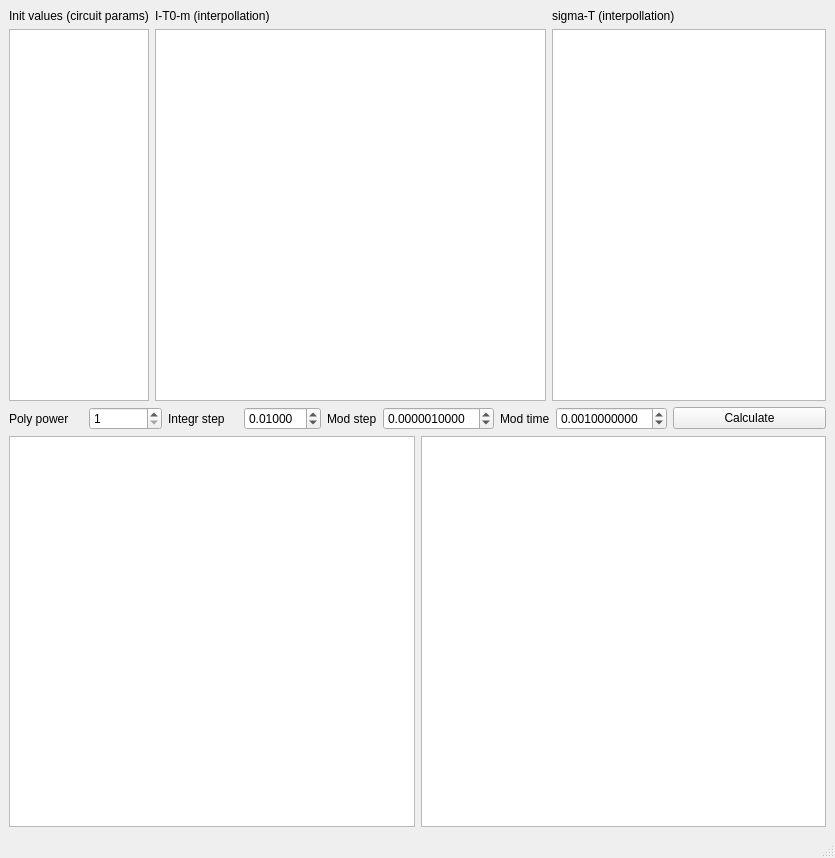
kirpitcheq/CalcAlgs_Mod_Grad, file ModGrad/lw2_ODE_RungeAll/mod_lw2_QtGUI/mainwindow.ui: the form before one commit.
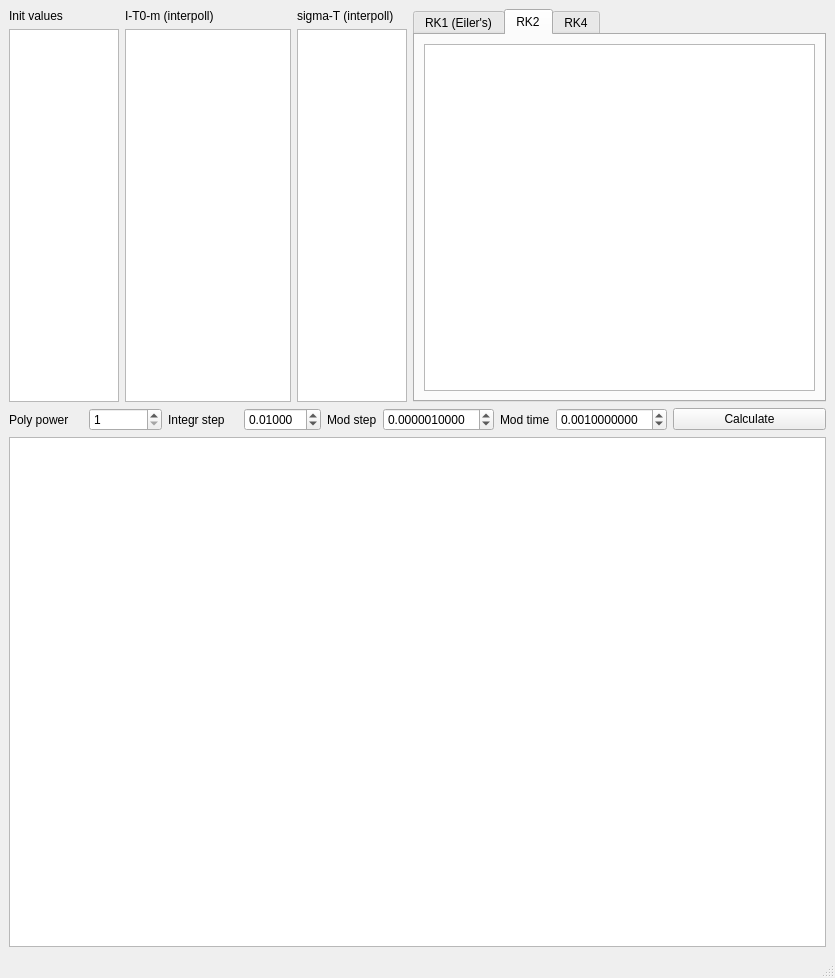
The form after the commit. Custom widgets are drawn as their Qt base class.

Commit message: [ModGrad][lw2][QtGUI] reworking GUI, added more models for table of tabs

Patch:
```diff
--- a/ModGrad/lw2_ODE_RungeAll/mod_lw2_QtGUI/mainwindow.ui
+++ b/ModGrad/lw2_ODE_RungeAll/mod_lw2_QtGUI/mainwindow.ui
@@ -7,27 +7,34 @@
     <x>0</x>
     <y>0</y>
     <width>835</width>
-    <height>858</height>
+    <height>978</height>
    </rect>
   </property>
   <property name="windowTitle">
    <string>MainWindow</string>
   </property>
   <widget class="QWidget" name="centralwidget">
-   <layout class="QVBoxLayout" name="verticalLayout_5">
+   <layout class="QVBoxLayout" name="verticalLayout_5" stretch="10,0,13">
     <item>
-     <layout class="QHBoxLayout" name="horizontalLayout_7" stretch="1,10,7">
+     <layout class="QHBoxLayout" name="horizontalLayout_7" stretch="4,6,4,15">
       <item>
        <layout class="QVBoxLayout" name="verticalLayout">
         <item>
          <widget class="QLabel" name="label">
           <property name="text">
-           <string>Init values (circuit params)</string>
+           <string>Init values </string>
           </property>
          </widget>
         </item>
         <item>
-         <widget class="QTableView" name="tableV_InitVals"/>
+         <widget class="QTableView" name="tableV_InitVals">
+          <property name="maximumSize">
+           <size>
+            <width>140</width>
+            <height>16777215</height>
+           </size>
+          </property>
+         </widget>
         </item>
        </layout>
       </item>
@@ -36,12 +43,19 @@
         <item>
          <widget class="QLabel" name="label_2">
           <property name="text">
-           <string>I-T0-m (interpollation)</string>
+           <string>I-T0-m (interpoll)</string>
           </property>
          </widget>
         </item>
         <item>
-         <widget class="QTableView" name="tableV_I_T0_m"/>
+         <widget class="QTableView" name="tableV_I_T0_m">
+          <property name="maximumSize">
+           <size>
+            <width>200</width>
+            <height>16777215</height>
+           </size>
+          </property>
+         </widget>
         </item>
        </layout>
       </item>
@@ -50,15 +64,59 @@
         <item>
          <widget class="QLabel" name="label_3">
           <property name="text">
-           <string>sigma-T (interpollation)</string>
+           <string>sigma-T (interpoll)</string>
           </property>
          </widget>
         </item>
         <item>
-         <widget class="QTableView" name="tableV_Sigma_T"/>
+         <widget class="QTableView" name="tableV_Sigma_T">
+          <property name="maximumSize">
+           <size>
+            <width>200</width>
+            <height>16777215</height>
+           </size>
+          </property>
+         </widget>
         </item>
        </layout>
       </item>
+      <item>
+       <widget class="QTabWidget" name="tabWidget">
+        <property name="currentIndex">
+         <number>1</number>
+        </property>
+        <widget class="QWidget" name="tab">
+         <attribute name="title">
+          <string>RK1 (Eiler's)</string>
+         </attribute>
+         <layout class="QHBoxLayout" name="horizontalLayout_8">
+          <item>
+           <widget class="QTableView" name="tableV_OutData"/>
+          </item>
+         </layout>
+        </widget>
+        <widget class="QWidget" name="tab_2">
+         <attribute name="title">
+          <string>RK2</string>
+         </attribute>
+         <layout class="QHBoxLayout" name="horizontalLayout_9">
+          <item>
+           <widget class="QTableView" name="tableV_OutData_RK2"/>
+          </item>
+         </layout>
+        </widget>
+        <widget class="QWidget" name="tab_3">
+         <attribute name="title">
+          <string>RK4</string>
+         </attribute>
+         <layout class="QHBoxLayout" name="horizontalLayout_10">
+          <item>
+           <widget class="QTableView" name="tableV_OutData_RK4"/>
+          </item>
+         </layout>
+        </widget>
+       </widget>
+      </item>
      </layout>
     </item>
     <item>
@@ -173,9 +231,6 @@
     </item>
     <item>
      <layout class="QHBoxLayout" name="horizontalLayout">
-      <item>
-       <widget class="QTableView" name="tableV_OutData"/>
-      </item>
       <item>
        <widget class="QChartView" name="graphicsView"/>
       </item>
```
The commit also changes 3 other files.
